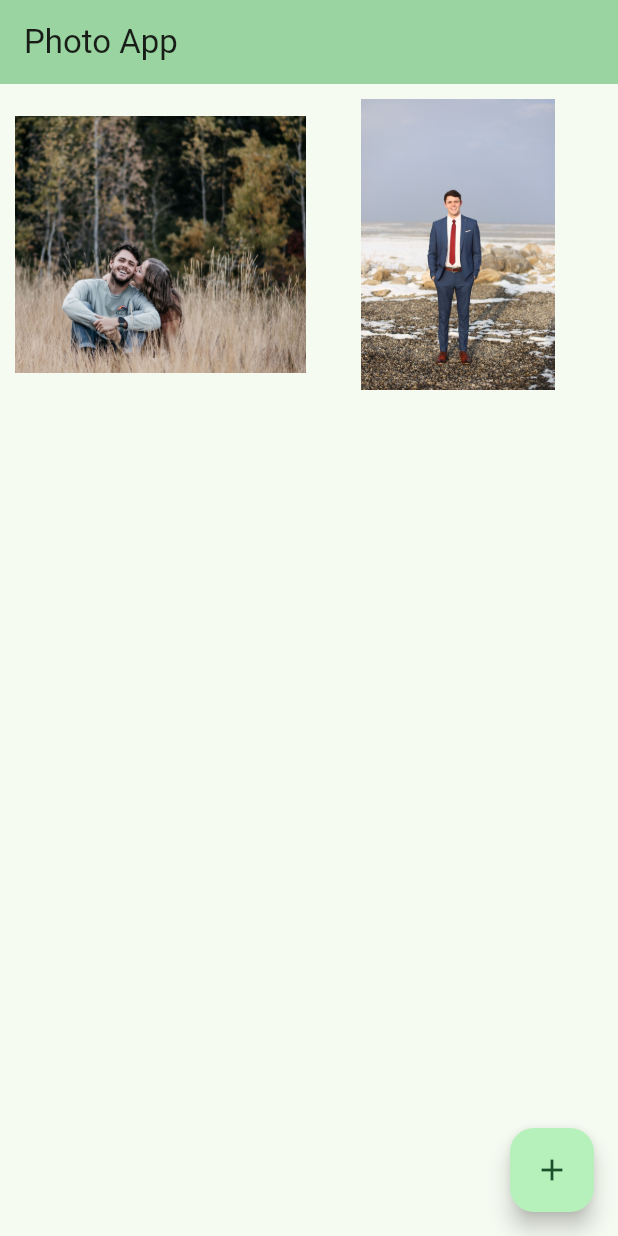
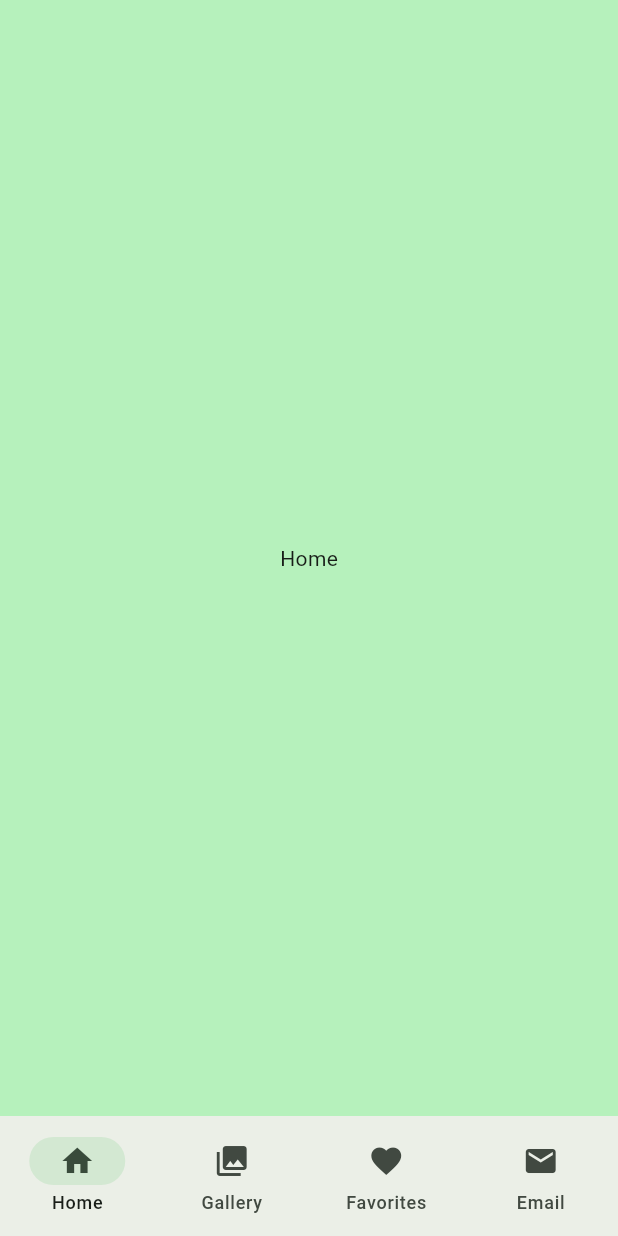
Before and after one commit to timlocott/photo_app, a Flutter app: the screen it shows after launch, on a phone screen of 412 x 824 dp. Run offline on Flutter 3.47's test engine with Material 2 defaults, Android fonts, the phone set to English and light mode, and no system bars; missing offline and left inert: dynamic_height_grid_view.

Commit message:
Changed nav orientation, implemented gallery, tabs

```diff
--- a/lib/main.dart
+++ b/lib/main.dart
@@ -1,4 +1,6 @@
 import 'package:flutter/material.dart';
+import 'package:dynamic_height_grid_view/dynamic_height_grid_view.dart';
+import 'package:url_launcher/url_launcher.dart';
 
 void main() {
   runApp(const PhotoApp());
@@ -32,7 +34,7 @@ class PhotoApp extends StatelessWidget {
             seedColor: const Color.fromARGB(255, 24, 61, 33)),
         useMaterial3: true,
       ),
-      home: const MyHomePage(title: 'Photo App'),
+      home: const MyHomePage(title: 'Liz Cottrell Photography'),
     );
   }
 }
@@ -56,44 +58,121 @@ class MyHomePage extends StatefulWidget {
 }
 
 class _MyHomePageState extends State<MyHomePage> {
-  int _counter = 0;
-
-  void _incrementCounter() {
-    setState(() {
-      // This call to setState tells the Flutter framework that something has
-      // changed in this State, which causes it to rerun the build method below
-      // so that the display can reflect the updated values. If we changed
-      // _counter without calling setState(), then the build method would not be
-      // called again, and so nothing would appear to happen.
-      _counter++;
-    });
-  }
+  var selectedIndex = 0;
+  var showNavRail = false;
 
   @override
   Widget build(BuildContext context) {
-    return Scaffold(
-      appBar: AppBar(
-        backgroundColor: Theme.of(context).colorScheme.inversePrimary,
-        title: Text(widget.title),
-      ),
-      body: Center(
-        child: Column(
-          mainAxisAlignment: MainAxisAlignment.center,
-          children: <Widget>[
-            Expanded(child: _buildGrid()),
+    Widget page;
+    switch (selectedIndex) {
+      case 0:
+        page = const HomePage();
+        break;
+      case 1:
+        // page = _buildGallery();
+        page = const GalleryPage();
+        break;
+      case 2:
+        page = const FavoritesPage();
+        break;
+      case 3:
+        () async {
+          String email = Uri.encodeComponent("timlocott@hotmail.com");
+          String subject = Uri.encodeComponent("Help Request");
+          String body = Uri.encodeComponent("Hi Liz! I need help with...");
+          Uri mail = Uri.parse("mailto:$email?subject=$subject&body=$body");
+          if (await launchUrl(mail, mode: LaunchMode.externalApplication)) {
+            //email app opened
+            print('Email app opened');
+          } else {
+            //email app is not opened
+            print('Email app not opened');
+          }
+        };
+        page = const HomePage();
+        break;
+      default:
+        throw UnimplementedError('no widget for $selectedIndex');
+    }
+
+    return LayoutBuilder(builder: (context, constraints) {
+      return Scaffold(
+        // body: Row(
+        //   children: [
+        //     SafeArea(
+        //       child: NavigationRail(
+        //         leading: const Text('LC'),
+        //         extended: constraints.maxWidth >= 600,
+        //         destinations: const [
+        //           NavigationRailDestination(
+        //             icon: Icon(Icons.home),
+        //             label: Text('Home'),
+        //           ),
+        //           NavigationRailDestination(
+        //             icon: Icon(Icons.photo_library),
+        //             label: Text('Gallery'),
+        //           ),
+        //         ],
+        //         selectedIndex: selectedIndex,
+        //         onDestinationSelected: (value) {
+        //           setState(() {
+        //             selectedIndex = value;
+        //           });
+        //         },
+        //       ),
+        //     ),
+        //     Expanded(
+        //       child: Container(
+        //         color: Theme.of(context).colorScheme.primaryContainer,
+        //         child: page,
+        //       ),
+        //     ),
+        //   ],
+        // ),
+        body: Column(
+          children: [
+            Expanded(
+              child: Container(
+                color: Theme.of(context).colorScheme.primaryContainer,
+                child: page,
+              ),
+            ),
+            SafeArea(
+              child: NavigationBar(
+                destinations: const [
+                  NavigationDestination(
+                    icon: Icon(Icons.home),
+                    label: 'Home',
+                  ),
+                  NavigationDestination(
+                    icon: Icon(Icons.photo_library),
+                    label: 'Gallery',
+                  ),
+                  NavigationDestination(
+                    icon: Icon(Icons.favorite),
+                    label: 'Favorites',
+                  ),
+                  NavigationDestination(
+                    icon: Icon(Icons.email),
+                    label: 'Email',
+                  ),
+                ],
+                selectedIndex: selectedIndex,
+                onDestinationSelected: (value) {
+                  setState(() {
+                    selectedIndex = value;
+                  });
+                },
+              ),
+            ),
           ],
         ),
-      ),
-      floatingActionButton: FloatingActionButton(
-        onPressed: _incrementCounter,
-        tooltip: 'Increment',
-        child: const Icon(Icons.add),
-      ),
-    );
+      );
+    });
   }
 }
 
-Widget _buildGrid() => GridView.extent(
+Widget _buildGallery() => GridView.extent(
       maxCrossAxisExtent: 300,
       padding: const EdgeInsets.all(10),
       mainAxisSpacing: 4,
@@ -102,4 +181,78 @@ Widget _buildGrid() => GridView.extent(
     );
 
 List<Container> _buildGridTileList(int count) => List.generate(
-    count, (index) => Container(child: Image.asset('images/pic$index.jpg')));
+    count,
+    (index) => Container(
+            child: Stack(
+          children: [
+            Positioned.fill(
+              child: Image.asset(
+                'images/pic$index.jpg',
+                fit: BoxFit.cover,
+              ),
+            ),
+            Align(
+              alignment: Alignment.bottomLeft,
+              child: IconButton(
+                onPressed: () {
+                  print('Favorite Pressed');
+                },
+                icon: const Icon(Icons.favorite_border, color: Colors.white),
+              ),
+            ),
+          ],
+        )));
+
+class HomePage extends StatelessWidget {
+  const HomePage({super.key});
+
+  @override
+  Widget build(BuildContext context) {
+    return const Center(child: Text('Home'));
+  }
+}
+
+class GalleryPage extends StatelessWidget {
+  const GalleryPage({super.key});
+
+  @override
+  Widget build(BuildContext context) {
+    return Scaffold(
+      body: DynamicHeightGridView(
+          itemCount: 2,
+          crossAxisCount: 3,
+          crossAxisSpacing: 10,
+          mainAxisSpacing: 10,
+          builder: (context, index) {
+            return Container(
+                child: Stack(
+              children: [
+                Image.asset(
+                  'images/pic$index.jpg',
+                  fit: BoxFit.cover,
+                ),
+                Align(
+                  alignment: Alignment.bottomRight,
+                  child: IconButton(
+                    onPressed: () {
+                      print('Favorite Pressed');
+                    },
+                    icon:
+                        const Icon(Icons.favorite_border, color: Colors.white),
+                  ),
+                ),
+              ],
+            ));
+          }),
+    );
+  }
+}
+
+class FavoritesPage extends StatelessWidget {
+  const FavoritesPage({super.key});
+
+  @override
+  Widget build(BuildContext context) {
+    return const Center(child: Text('Favorites'));
+  }
+}
--- a/pubspec.yaml
+++ b/pubspec.yaml
@@ -30,6 +30,8 @@ environment:
 dependencies:
   flutter:
     sdk: flutter
+  dynamic_height_grid_view: ^0.0.3
+  url_launcher: ^6.1.5
 
 
   # The following adds the Cupertino Icons font to your application.
```
Also changed, not shown: pubspec.lock, 11 other files.
